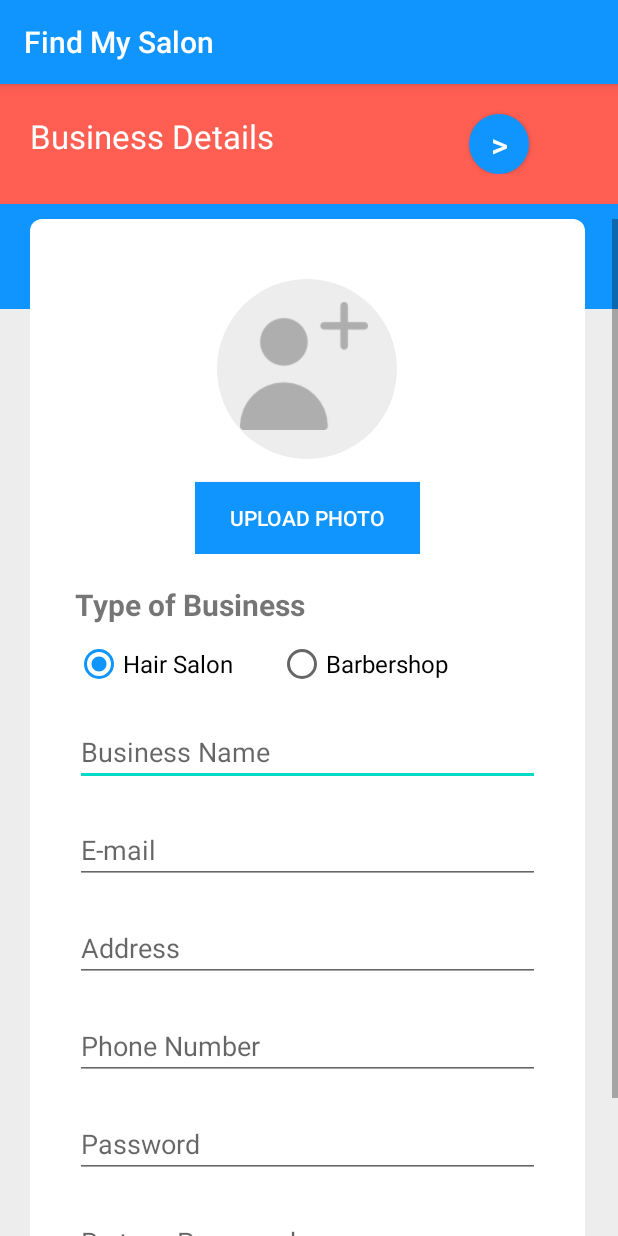
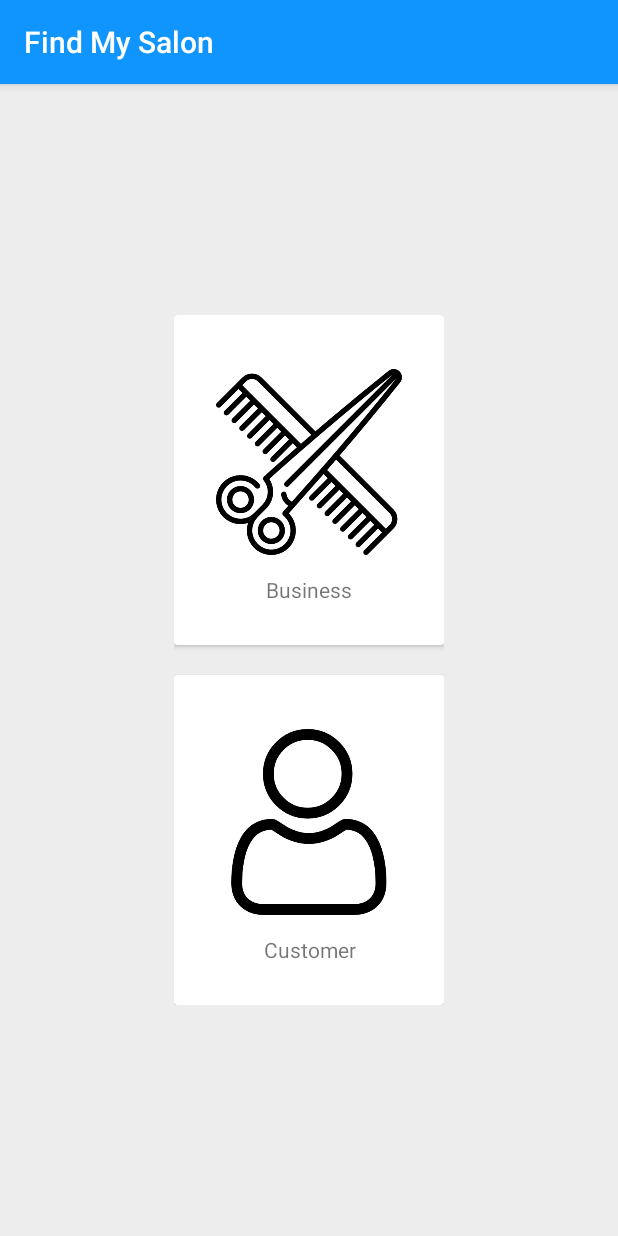
Before and after one commit to jcpriasc724/findmysalon, an Android app: the RegistrationActivity screen opened directly, with no data from a screen before it, on a phone screen of 412 x 824 dp. Run offline under Robolectric (Android 15) with nearby library versions, the phone set to English and light mode, and no system bars.

Commit message:
Register Customer
Register Customer

```diff
--- a/FindMySalon/app/src/main/AndroidManifest.xml
+++ b/FindMySalon/app/src/main/AndroidManifest.xml
@@ -18,11 +18,6 @@
         </activity>
 
         <activity
-            android:name=".view.TypeUserActivity"
-            android:label="@string/app_name">
-        </activity>
-
-        <activity
             android:name=".view.RegistrationActivity"
             android:label="@string/app_name"/>
 
--- a/FindMySalon/app/src/main/java/com/findmysalon/view/LoginActivity.java
+++ b/FindMySalon/app/src/main/java/com/findmysalon/view/LoginActivity.java
@@ -35,7 +35,7 @@ public class LoginActivity extends AppCompatActivity {
         btnSignup.setOnClickListener(new View.OnClickListener() {
             @Override
             public void onClick(View v) {
-                Intent intent = new Intent(LoginActivity.this, TypeUserActivity.class);
+                Intent intent = new Intent(LoginActivity.this, RegistrationActivity.class);
                 //ide .putExtra("hi", "HI");
                 intent.addFlags(Intent.FLAG_ACTIVITY_CLEAR_TOP);
                 startActivity(intent);
--- /dev/null
+++ b/FindMySalon/app/src/main/java/com/findmysalon/view/fragments/TypeUserFragment.java
@@ -0,0 +1,49 @@
+package com.findmysalon.view.fragments;
+
+import android.os.Bundle;
+import android.view.LayoutInflater;
+import android.view.View;
+import android.view.ViewGroup;
+
+import androidx.annotation.NonNull;
+import androidx.annotation.Nullable;
+import androidx.cardview.widget.CardView;
+import androidx.fragment.app.Fragment;
+import androidx.navigation.Navigation;
+
+import com.findmysalon.R;
+
+public class TypeUserFragment  extends Fragment {
+
+    @Nullable
+    @Override
+    public View onCreateView(@NonNull LayoutInflater inflater, @Nullable ViewGroup container, @Nullable Bundle savedInstanceState) {
+        View view = inflater.inflate(R.layout.fragment_type_user, container, false);
+        //((AppCompatActivity)getActivity()).getSupportActionBar().hide();
+        return view;
+    }
+
+
+    @Override
+    public void onStart() {
+        super.onStart();
+
+        CardView cardBusiness = (CardView) getActivity().findViewById(R.id.business_card);
+        CardView cardCustomer = (CardView) getActivity().findViewById(R.id.customer_card);
+
+        cardBusiness.setOnClickListener(new View.OnClickListener() {
+            @Override
+            public void onClick(View v) {
+                Navigation.findNavController(v).navigate(R.id.nav_reg_business);
+
+            }
+        });
+
+        cardCustomer.setOnClickListener(new View.OnClickListener() {
+            @Override
+            public void onClick(View v) {
+                Navigation.findNavController(v).navigate(R.id.nav_reg_customer);
+            }
+        });
+    }
+}
--- a/FindMySalon/app/src/main/res/layout/fragment_type_user.xml
+++ b/FindMySalon/app/src/main/res/layout/fragment_type_user.xml
@@ -3,7 +3,86 @@
     xmlns:app="http://schemas.android.com/apk/res-auto"
     xmlns:tools="http://schemas.android.com/tools"
     android:layout_width="match_parent"
-    android:layout_height="match_parent">
+    android:layout_height="match_parent"
+    android:background="@color/colorGray">
+
+    <LinearLayout
+        android:layout_width="wrap_content"
+        android:layout_height="wrap_content"
+        android:layout_marginStart="1dp"
+        android:layout_marginTop="1dp"
+        android:layout_marginEnd="1dp"
+        android:layout_marginBottom="1dp"
+        android:orientation="vertical"
+        app:layout_constraintBottom_toBottomOf="parent"
+        app:layout_constraintEnd_toEndOf="parent"
+        app:layout_constraintStart_toStartOf="parent"
+        app:layout_constraintTop_toTopOf="parent">
+
+        <androidx.cardview.widget.CardView
+            android:id="@+id/business_card"
+            android:layout_width="180dp"
+            android:layout_height="220dp"
+            app:cardCornerRadius="2dp"
+            app:cardElevation="2dp">
+
+            <LinearLayout
+                android:layout_width="wrap_content"
+                android:layout_height="wrap_content"
+                android:layout_margin="28dp"
+                android:orientation="vertical">
+
+                <ImageView
+                    android:id="@+id/img_business"
+                    android:layout_width="wrap_content"
+                    android:layout_height="140dp"
+                    android:src="@drawable/business" />
+
+                <TextView
+                    android:id="@+id/txt_business"
+                    android:layout_width="match_parent"
+                    android:layout_height="wrap_content"
+                    android:layout_marginTop="5dp"
+                    android:text="@string/lbl_business"
+                    android:textAlignment="center" />
+
+            </LinearLayout>
+
+        </androidx.cardview.widget.CardView>
+
+        <androidx.cardview.widget.CardView
+            android:id="@+id/customer_card"
+            android:layout_width="180dp"
+            android:layout_height="220dp"
+            android:layout_marginTop="20dp"
+            app:cardCornerRadius="2dp"
+            app:cardElevation="2dp">
+
+            <LinearLayout
+                android:layout_width="wrap_content"
+                android:layout_height="wrap_content"
+                android:layout_margin="28dp"
+                android:orientation="vertical">
+
+                <ImageView
+                    android:id="@+id/img_customer"
+                    android:layout_width="wrap_content"
+                    android:layout_height="140dp"
+                    android:src="@drawable/user" />
+
+                <TextView
+                    android:id="@+id/txt_customer"
+                    android:layout_width="match_parent"
+                    android:layout_height="wrap_content"
+                    android:layout_marginTop="5dp"
+                    android:text="@string/lbl_customer"
+                    android:textAlignment="center" />
+
+            </LinearLayout>
+
+        </androidx.cardview.widget.CardView>
 
 
+    </LinearLayout>
+
 </androidx.constraintlayout.widget.ConstraintLayout>
--- a/FindMySalon/app/src/main/res/navigation/registration_nav.xml
+++ b/FindMySalon/app/src/main/res/navigation/registration_nav.xml
@@ -3,7 +3,13 @@
     xmlns:app="http://schemas.android.com/apk/res-auto"
     xmlns:tools="http://schemas.android.com/tools"
     android:id="@+id/nav_registration"
-    app:startDestination="@+id/nav_reg_business">
+    app:startDestination="@+id/nav_type_user">
+
+    <fragment
+        android:id="@+id/nav_type_user"
+        android:name="com.findmysalon.view.fragments.TypeUserFragment"
+        android:label="@string/sign_up"
+        tools:layout="@layout/fragment_type_user" />
 
     <fragment
         android:id="@+id/nav_reg_business"
@@ -18,6 +24,12 @@
         tools:layout="@layout/fragment_list_services" />
 
     <fragment
+        android:id="@+id/nav_reg_customer"
+        android:name="com.findmysalon.view.fragments.RegisterCustomerFragment"
+        android:label="@string/sign_up"
+        tools:layout="@layout/fragment_register_customer" />
+
+    <fragment
         android:id="@+id/nav_reg_business_staff"
         android:name="com.findmysalon.view.fragments.StaffFragment"
         android:label="@string/sign_up"
--- a/FindMySalon/app/src/main/res/values/strings.xml
+++ b/FindMySalon/app/src/main/res/values/strings.xml
@@ -7,6 +7,8 @@
     <string name="lbl_upload_photo">Upload photo</string>
     <string name="lbl_type_business">Type of Business</string>
     <string name="lbl_business_name">Business Name</string>
+    <string name="lbl_first_name">First Name</string>
+    <string name="lbl_last_name">Last Name</string>
     <string name="lbl_email">E-mail</string>
     <string name="lbl_address">Address</string>
     <string name="lbl_phone_number">Phone Number</string>
@@ -16,6 +18,7 @@
     <string name="lbl_services">Services</string>
     <string name="lbl_staff">Staff</string>
     <string name="lbl_business_details">Business Details</string>
+    <string name="lbl_customer_details">Customer Details</string>
     <string name="lbl_no_services">No Services</string>
     <string name="lbl_no_staff">No Staff</string>
     <string name="lbl_"></string>
```
Also changed, not shown: FindMySalon/app/src/main/java/com/findmysalon/view/TypeUserActivity.java (deleted, +0 -47 lines), FindMySalon/app/src/main/java/com/findmysalon/view/fragments/RegisterCustomerFragment.java (added, +50 -0 lines), FindMySalon/app/src/main/res/layout/activity_type_user.xml (deleted, +0 -89 lines), FindMySalon/app/src/main/res/layout/fragment_register_customer.xml (added, +195 -0 lines).
